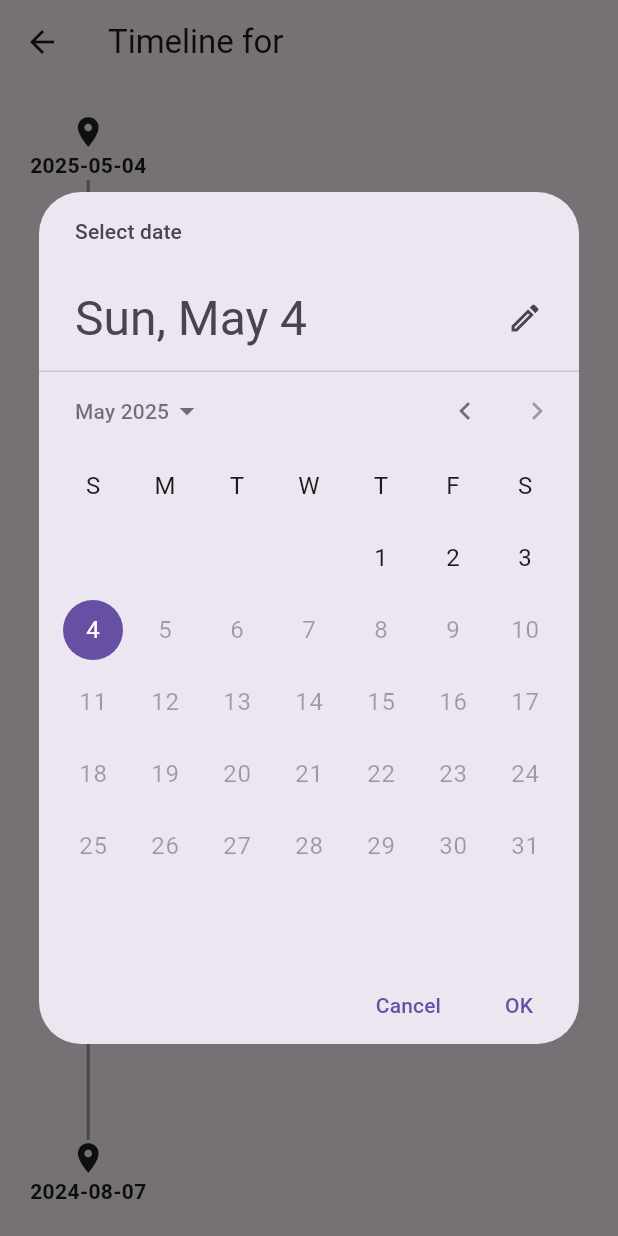
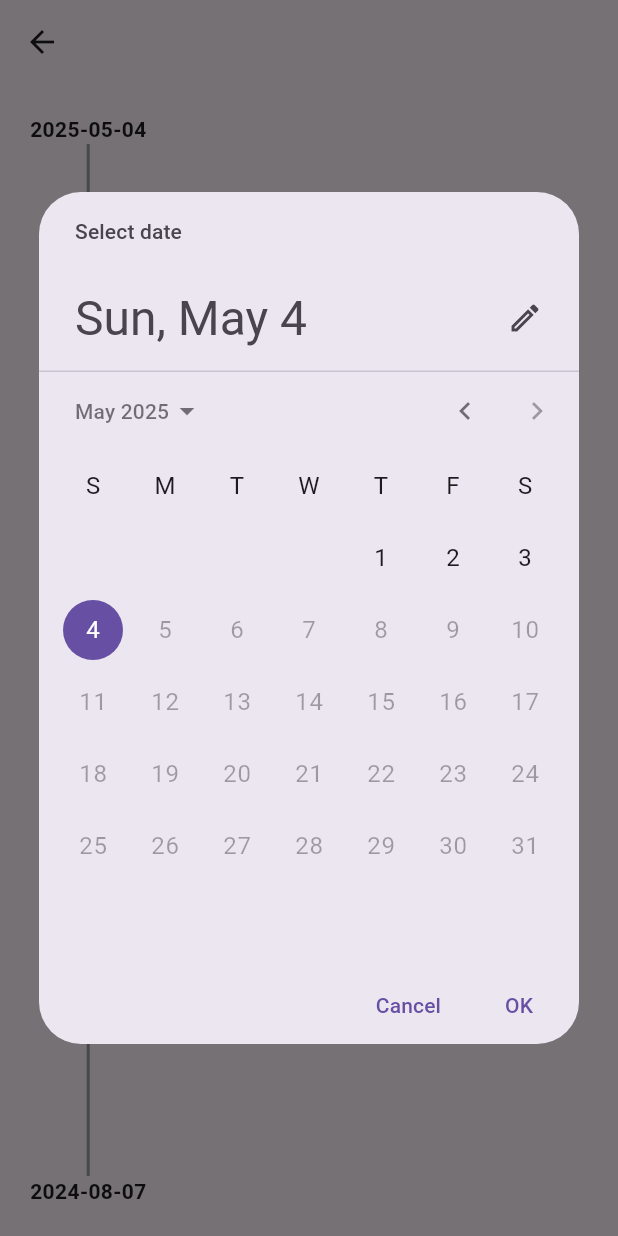
Before and after one commit to unearthcreator/barnbok2, a Flutter app: the TimelineScreen screen opened directly with empty values, after a tap on an icon or button, on a phone screen of 412 x 824 dp. Run offline on Flutter 3.47's test engine with Material 3 defaults, Android fonts, the phone set to English and light mode, and no system bars; our stand-ins replace hive, hive_flutter, image_cropper, image_picker, logger, shared_preferences; accounts and stored records are empty.

Commit message:
No text in top of timeline now

```diff
--- a/lib/features/timeline_screens/timeline_screen.dart
+++ b/lib/features/timeline_screens/timeline_screen.dart
@@ -45,7 +45,7 @@ class _TimelineScreenState extends State<TimelineScreen> {
     final isLandscape = MediaQuery.of(context).orientation == Orientation.landscape;
 
     return Scaffold(
-      appBar: AppBar(title: Text('Timeline for ${widget.cardInfo.surname}')),
+      appBar: AppBar(),
       body: Padding(
         padding: const EdgeInsets.all(20.0),
         child: isLandscape
@@ -53,31 +53,43 @@ class _TimelineScreenState extends State<TimelineScreen> {
                 mainAxisAlignment: MainAxisAlignment.center,
                 children: [
                   Row(
-                    mainAxisAlignment: MainAxisAlignment.spaceBetween,
+                    crossAxisAlignment: CrossAxisAlignment.center,
                     children: [
                       GestureDetector(
                         onTap: () => _selectDate(context, true),
                         child: Column(
+                          mainAxisSize: MainAxisSize.min,
                           children: [
+                            Container(
+                              height: 25,
+                              width: 3,
+                              color: Colors.black,
+                            ),
+                            const SizedBox(height: 4),
                             Text('${startDate.toLocal()}'.split(' ')[0],
                                 style: const TextStyle(fontWeight: FontWeight.bold)),
-                            const Icon(Icons.location_on),
                           ],
                         ),
                       ),
                       Expanded(
                         child: Container(
-                          height: 2,
+                          height: 1.5,
                           color: Colors.grey,
                         ),
                       ),
                       GestureDetector(
                         onTap: () => _selectDate(context, false),
                         child: Column(
+                          mainAxisSize: MainAxisSize.min,
                           children: [
+                            Container(
+                              height: 25,
+                              width: 3,
+                              color: Colors.black,
+                            ),
+                            const SizedBox(height: 4),
                             Text('${endDate.toLocal()}'.split(' ')[0],
                                 style: const TextStyle(fontWeight: FontWeight.bold)),
-                            const Icon(Icons.location_on),
                           ],
                         ),
                       ),
@@ -91,13 +103,8 @@ class _TimelineScreenState extends State<TimelineScreen> {
                 children: [
                   GestureDetector(
                     onTap: () => _selectDate(context, false),
-                    child: Column(
-                      children: [
-                        const Icon(Icons.location_on),
-                        Text('${endDate.toLocal()}'.split(' ')[0],
-                            style: const TextStyle(fontWeight: FontWeight.bold)),
-                      ],
-                    ),
+                    child: Text('${endDate.toLocal()}'.split(' ')[0],
+                        style: const TextStyle(fontWeight: FontWeight.bold)),
                   ),
                   Expanded(
                     child: Container(
@@ -107,13 +114,8 @@ class _TimelineScreenState extends State<TimelineScreen> {
                   ),
                   GestureDetector(
                     onTap: () => _selectDate(context, true),
-                    child: Column(
-                      children: [
-                        const Icon(Icons.location_on),
-                        Text('${startDate.toLocal()}'.split(' ')[0],
-                            style: const TextStyle(fontWeight: FontWeight.bold)),
-                      ],
-                    ),
+                    child: Text('${startDate.toLocal()}'.split(' ')[0],
+                        style: const TextStyle(fontWeight: FontWeight.bold)),
                   ),
                 ],
               ),
```
